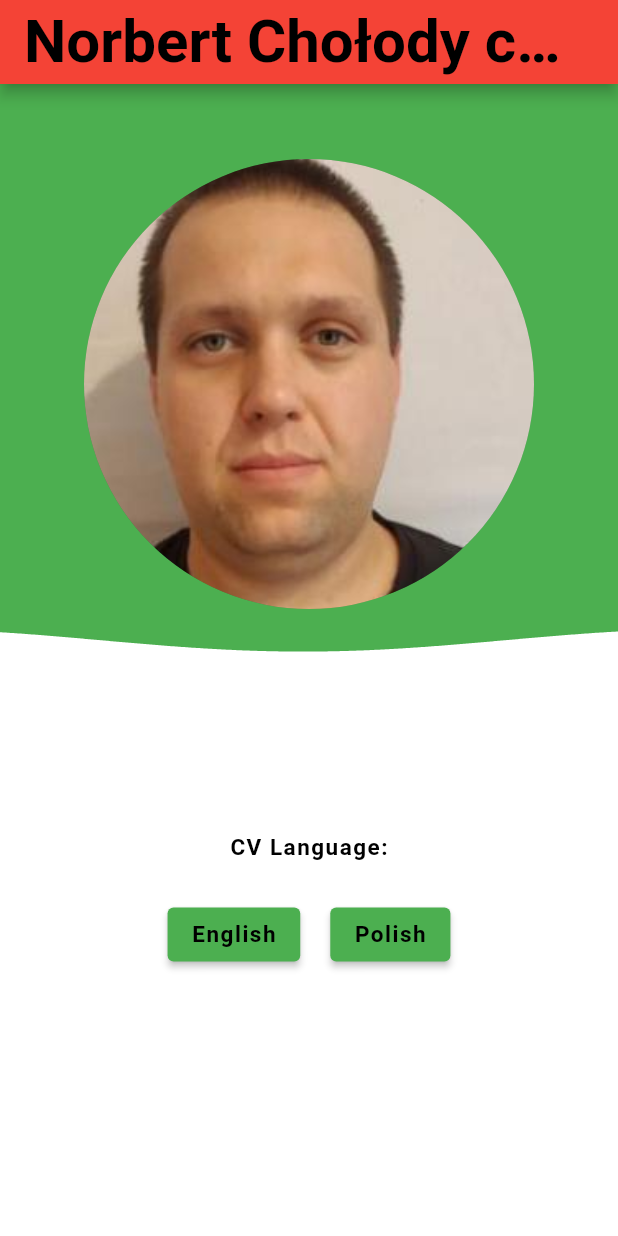
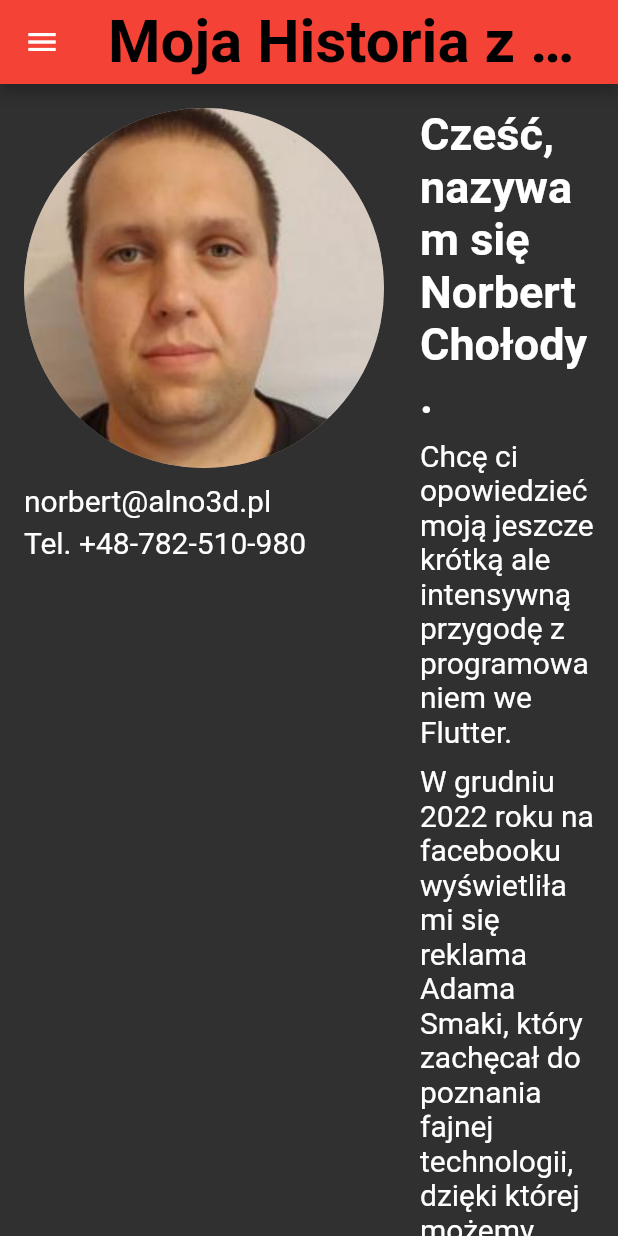
Before and after one commit to n0rb92/norbert_cholody_cv, a Flutter app: the screen it shows after launch, after a tap on "English", on a phone screen of 412 x 824 dp. Run offline on Flutter 3.47's test engine with Material 2 defaults, Android fonts, the phone set to English and light mode, and no system bars; our stand-ins replace flutter_bloc.

Commit message:
Add rotating logo and toggle of dark and light theme

```diff
--- /dev/null
+++ b/lib/cubit/theme_cubit.dart
@@ -0,0 +1,35 @@
+import 'package:flutter/material.dart';
+import 'package:flutter_bloc/flutter_bloc.dart';
+
+class ThemeCubit extends Cubit<ThemeData> {
+  ThemeCubit() : super(_darkTheme);
+
+  static final _lightTheme = ThemeData(
+    scaffoldBackgroundColor: Colors.blue,
+    brightness: Brightness.light,
+    primaryColor: Colors.blue,
+    elevatedButtonTheme: ElevatedButtonThemeData(
+      style: ElevatedButton.styleFrom(
+        backgroundColor: Colors.blue,
+      ),
+    ),
+  );
+
+  static final _darkTheme = ThemeData(
+    brightness: Brightness.dark,
+    primaryColor: Colors.grey,
+    elevatedButtonTheme: ElevatedButtonThemeData(
+      style: ElevatedButton.styleFrom(
+        backgroundColor: Colors.grey,
+      ),
+    ),
+  );
+
+  void toggleTheme() {
+    if (state.brightness == Brightness.dark) {
+      emit(_lightTheme);
+    } else {
+      emit(_darkTheme);
+    }
+  }
+}
--- a/lib/main.dart
+++ b/lib/main.dart
@@ -1,8 +1,20 @@
 import 'package:flutter/material.dart';
+import 'package:flutter_bloc/flutter_bloc.dart';
+import 'package:norbert_cholody_cv/cubit/theme_cubit.dart';
+import 'package:norbert_cholody_cv/pages/my_story_page.dart';
 import 'package:norbert_cholody_cv/widgets/wave_widget.dart';
 
 void main() {
-  runApp(const MyCVApp());
+  runApp(
+    MultiBlocProvider(
+      providers: [
+        BlocProvider<ThemeCubit>(
+          create: (context) => ThemeCubit(),
+        ),
+      ],
+      child: const MyCVApp(),
+    ),
+  );
 }
 
 class MyCVApp extends StatelessWidget {
@@ -10,13 +22,14 @@ class MyCVApp extends StatelessWidget {
 
   @override
   Widget build(BuildContext context) {
-    return MaterialApp(
-      title: 'Norbert Chołody CV',
-      theme: ThemeData(
-        primarySwatch: Colors.green,
-        visualDensity: VisualDensity.adaptivePlatformDensity,
-      ),
-      home: const CVPage(),
+    return BlocBuilder<ThemeCubit, ThemeData>(
+      builder: (context, theme) {
+        return MaterialApp(
+          title: 'Norbert Chołody CV',
+          theme: theme,
+          home: const CVPage(),
+        );
+      },
     );
   }
 }
@@ -29,7 +42,6 @@ class CVPage extends StatelessWidget {
     final size = MediaQuery.of(context).size;
     final bool keyboardOpen = MediaQuery.of(context).viewInsets.bottom > 0;
     return Scaffold(
-      backgroundColor: Colors.green,
       appBar: AppBar(
         backgroundColor: Colors.red,
         title: const Text(
@@ -86,7 +98,12 @@ class CVPage extends StatelessWidget {
                     mainAxisAlignment: MainAxisAlignment.center,
                     children: [
                       ElevatedButton(
-                          onPressed: () {},
+                          onPressed: () {
+                            Navigator.of(context).push(
+                              MaterialPageRoute(
+                                  builder: (context) => const MyStoryPage()),
+                            );
+                          },
                           child: const Text(
                             'English',
                             style: TextStyle(
@@ -97,7 +114,12 @@ class CVPage extends StatelessWidget {
                           )),
                       const SizedBox(width: 20),
                       ElevatedButton(
-                          onPressed: () {},
+                          onPressed: () {
+                            Navigator.of(context).push(
+                              MaterialPageRoute(
+                                  builder: (context) => const MyStoryPage()),
+                            );
+                          },
                           child: const Text(
                             'Polish',
                             style: TextStyle(
--- /dev/null
+++ b/lib/pages/my_story_page.dart
@@ -0,0 +1,256 @@
+import 'package:flutter/material.dart';
+import 'package:flutter/services.dart';
+import 'package:flutter_bloc/flutter_bloc.dart';
+import 'package:norbert_cholody_cv/cubit/theme_cubit.dart';
+import 'package:norbert_cholody_cv/widgets/rotating_logo_widget.dart';
+import 'package:url_launcher/url_launcher.dart';
+
+final Uri _url = Uri.parse(
+    'https://play.google.com/store/apps/details?id=com.norbertcholody.kolekcja_hw');
+final Uri _url2 = Uri.parse(
+    'https://play.google.com/store/apps/details?id=com.norbertcholody.filaments_warehouse');
+final Uri _url3 = Uri.parse('https://alno3d.pl');
+
+class MyStoryPage extends StatelessWidget {
+  const MyStoryPage({super.key});
+
+  Future<void> _copyEmailToClipboard(BuildContext context) async {
+    final scaffoldMessenger = ScaffoldMessenger.of(context);
+
+    await Clipboard.setData(const ClipboardData(text: 'norbert@alno3d.pl'));
+
+    scaffoldMessenger.showSnackBar(
+      const SnackBar(
+        behavior: SnackBarBehavior.floating,
+        content: Row(
+          children: <Widget>[
+            Text('Adres e-mail skopiowany do schowka.'),
+            SizedBox(
+              width: 5,
+            ),
+            Icon(
+              Icons.check,
+              color: Colors.white,
+            )
+          ],
+        ),
+      ),
+    );
+  }
+
+  @override
+  Widget build(BuildContext context) {
+    return Scaffold(
+      drawer: Drawer(
+        child: ListView(
+          children: <Widget>[
+            const DrawerHeader(child: RotatingFlutterLogo()),
+            ListTile(
+              title: const Text('Zmień Motyw'),
+              trailing: Switch(
+                value: context.watch<ThemeCubit>().state.brightness ==
+                    Brightness.dark,
+                onChanged: (bool newValue) {
+                  context.read<ThemeCubit>().toggleTheme();
+                },
+              ),
+            )
+          ],
+        ),
+      ),
+      appBar: AppBar(
+        backgroundColor: Colors.red,
+        title: const Text(
+          "Moja Historia z Flutter",
+          style: TextStyle(
+              color: Colors.black, fontWeight: FontWeight.bold, fontSize: 40),
+        ),
+      ),
+      body: SingleChildScrollView(
+        child: Padding(
+          padding: const EdgeInsets.all(16.0),
+          child: Row(
+            crossAxisAlignment: CrossAxisAlignment.start,
+            children: [
+              Column(
+                crossAxisAlignment: CrossAxisAlignment.start,
+                children: [
+                  const CircleAvatar(
+                    backgroundImage: AssetImage('images/foto.jpg'),
+                    radius: 120,
+                  ),
+                  const SizedBox(
+                    height: 10,
+                  ),
+                  GestureDetector(
+                    onTap: () => _copyEmailToClipboard(context),
+                    child: const Text(
+                      textAlign: TextAlign.center,
+                      'norbert@alno3d.pl',
+                      style: TextStyle(
+                        fontSize: 20,
+                      ),
+                    ),
+                  ),
+                  const SizedBox(
+                    height: 5,
+                  ),
+                  const Text(
+                    'Tel. +48-782-510-980',
+                    style: TextStyle(
+                      fontSize: 20,
+                    ),
+                  )
+                ],
+              ),
+              const SizedBox(width: 24),
+              Expanded(
+                child: Column(
+                  crossAxisAlignment: CrossAxisAlignment.start,
+                  children: [
+                    const Text(
+                      "Cześć, nazywam się Norbert Chołody.",
+                      style: TextStyle(
+                        fontWeight: FontWeight.bold,
+                        fontSize: 30,
+                      ),
+                    ),
+                    const SizedBox(height: 10),
+                    const Text(
+                      'Chcę ci opowiedzieć moją jeszcze krótką ale intensywną przygodę z programowaniem we Flutter.',
+                      style: TextStyle(fontSize: 20),
+                    ),
+                    const SizedBox(
+                      height: 10,
+                    ),
+                    const Text(
+                      'W grudniu 2022 roku na facebooku wyświetliła mi się reklama Adama Smaki, który zachęcał do poznania fajnej technologii, dzięki której możemy nauczyć się tworzyć własne aplikacje mobilne, wydało mi się to ciekawe i zapisałem się na webinar na, którym w ciągu godziny przedstawił fluttera w sposób, który niesamowicie mnie zainteresował i szybko podjąłem decyzję o rozpoczęciu nauki. Od stycznia 2023 roku rozpocząłem naukę, która sprawia mi niesamowitą frajdę. Oprócz nauki z kursu Adama, uczę się także od "Flutter Mapp" i "Flutter Athletes Poland".',
+                      style: TextStyle(fontSize: 20),
+                    ),
+                    const SizedBox(
+                      height: 10,
+                    ),
+                    const Text(
+                      'W czerwcu 2023 roku, zainteresowałem się poznaniem możliwości jakie daje chatGPT w nauce i przyśpieszeniu procesu programowania, szybko decydując się na przejście na płatną wersję, dzięki czemu mogłem ustawić dla czatu zestaw własnych instrukcji poprawiających jego sposób pomocy w pisaniu kodu i rozwiązywaniu problemów a także zyskując dostęp do wtyczek umożliwiających przeglądanie stron i uczenie go wtyczek czy rozszerzeń we flutterze dzięki czemu stał się poważnym narzędziem w nauce i tworzeniu.',
+                      style: TextStyle(fontSize: 20),
+                    ),
+                    const SizedBox(height: 10),
+                    const Text(
+                      'W lipcu 2023 roku podjąłem decyzję by zacząć tworzyć swoją własną aplikację, którą stworzę sam od początku do końca, Aplikacja ta skierowana jest dla kolekcionerów modeli samochodów firm hot Wheels i Matchbox, które sam także kolekcionuję dzięki czemu sam jestem aktywnym użytkownikiem swojej aplikacji, jest ona dostępna w sklepie Play a jej nazwa to "Model Maniacs", dostępna jest w 7 językach i oparta jest o Firebase. Aplikacja ukazała się 29 sierpnia, i od tamtej pory dostała 4 aktualizacje.',
+                      style: TextStyle(fontSize: 20),
+                    ),
+                    const SizedBox(
+                      height: 10,
+                    ),
+                    InkWell(
+                      onTap: () {
+                        _launchUrl();
+                      },
+                      child: const Row(
+                        mainAxisSize: MainAxisSize.min,
+                        crossAxisAlignment: CrossAxisAlignment.start,
+                        children: [
+                          Image(
+                            image: AssetImage('images/play.png'),
+                            height: 50,
+                            width: 50,
+                          ),
+                          Padding(
+                            padding: EdgeInsets.all(13.0),
+                            child: Text(
+                              'Model Maniacs',
+                              style: TextStyle(
+                                  fontWeight: FontWeight.bold, fontSize: 20),
+                            ),
+                          ),
+                        ],
+                      ),
+                    ),
+                    const SizedBox(
+                      height: 10,
+                    ),
+                    const Text(
+                      'Po opublikowaniu Model Maniacs, postanowiłem zacząć tworzyć aplikację, która jako pierwsza była w moich myślach lecz nie czułem się na siłach jeszcze do tej pory, a mianowicie aplikację dla firm i prywatnych użytkowników drukarek 3D. Ponieważ sam od 2021 roku prowadzę małą firmę zajmującą się drukiem 3D, wpadłem na pomysł stworzenia aplikacji, w której będziemy mogli prowadzić nasz magazyn filamentów do druku a takżę bazę drukarek i tworzyć historię wydruków, która będzię uwzględniać zużycie filamentów. Po nieco ponad dwóch miesiącach intensywnej pracy udało mi się opublikować moją aplikację o nazwie ALNO 3D Filaments Warehouse, która równierz oparta jest o Firebase a także, zastosowałem w niej zarządzanie stanem za pomocą Bloc Cubit.',
+                      style: TextStyle(fontSize: 20),
+                    ),
+                    const SizedBox(
+                      height: 10,
+                    ),
+                    InkWell(
+                      onTap: () {
+                        _launchUrl2();
+                      },
+                      child: const Row(
+                        mainAxisSize: MainAxisSize.min,
+                        crossAxisAlignment: CrossAxisAlignment.start,
+                        children: [
+                          Image(
+                            image: AssetImage('images/play.png'),
+                            height: 50,
+                            width: 50,
+                          ),
+                          Padding(
+                            padding: EdgeInsets.all(13.0),
+                            child: Text(
+                              'ALNO 3D Filaments Warehouse',
+                              style: TextStyle(
+                                  fontWeight: FontWeight.bold, fontSize: 20),
+                            ),
+                          ),
+                        ],
+                      ),
+                    ),
+                    const SizedBox(
+                      height: 10,
+                    ),
+                    const Text(
+                      'ALNO 3D to firma zajmująca się drukiem 3D a także pod tą marką wydałem obie swoje aplikacje.',
+                      style: TextStyle(fontSize: 20),
+                    ),
+                    const SizedBox(
+                      height: 10,
+                    ),
+                    InkWell(
+                      onTap: () {
+                        _launchUrl3();
+                      },
+                      child: const Row(
+                        mainAxisSize: MainAxisSize.min,
+                        crossAxisAlignment: CrossAxisAlignment.start,
+                        children: [
+                          Image(
+                            image: AssetImage('images/alno.png'),
+                            height: 300,
+                            width: 300,
+                          ),
+                        ],
+                      ),
+                    ),
+                  ],
+                ),
+              ),
+            ],
+          ),
+        ),
+      ),
+    );
+  }
+}
+
+Future<void> _launchUrl() async {
+  if (!await launchUrl(_url)) {
+    throw Exception('Could not launch $_url');
+  }
+}
+
+Future<void> _launchUrl2() async {
+  if (!await launchUrl(_url2)) {
+    throw Exception('Could not launch $_url2');
+  }
+}
+
+Future<void> _launchUrl3() async {
+  if (!await launchUrl(_url3)) {
+    throw Exception('Could not launch $_url3');
+  }
+}
```
Also changed, not shown: copies/wave_widget.dart (added, +94 -0 lines), lib/widgets/rotating_logo_widget.dart (added, +48 -0 lines), images/alno.png (added), images/flutter_logo.png (added), images/play.png (added).
